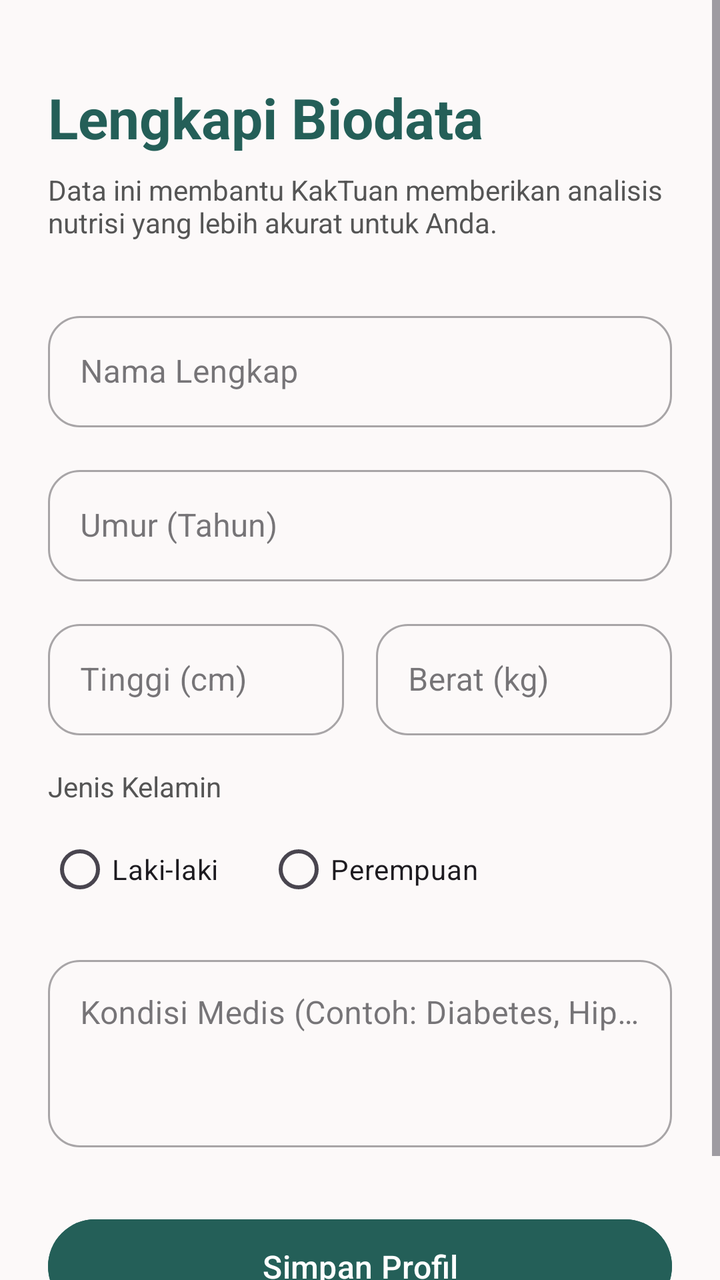
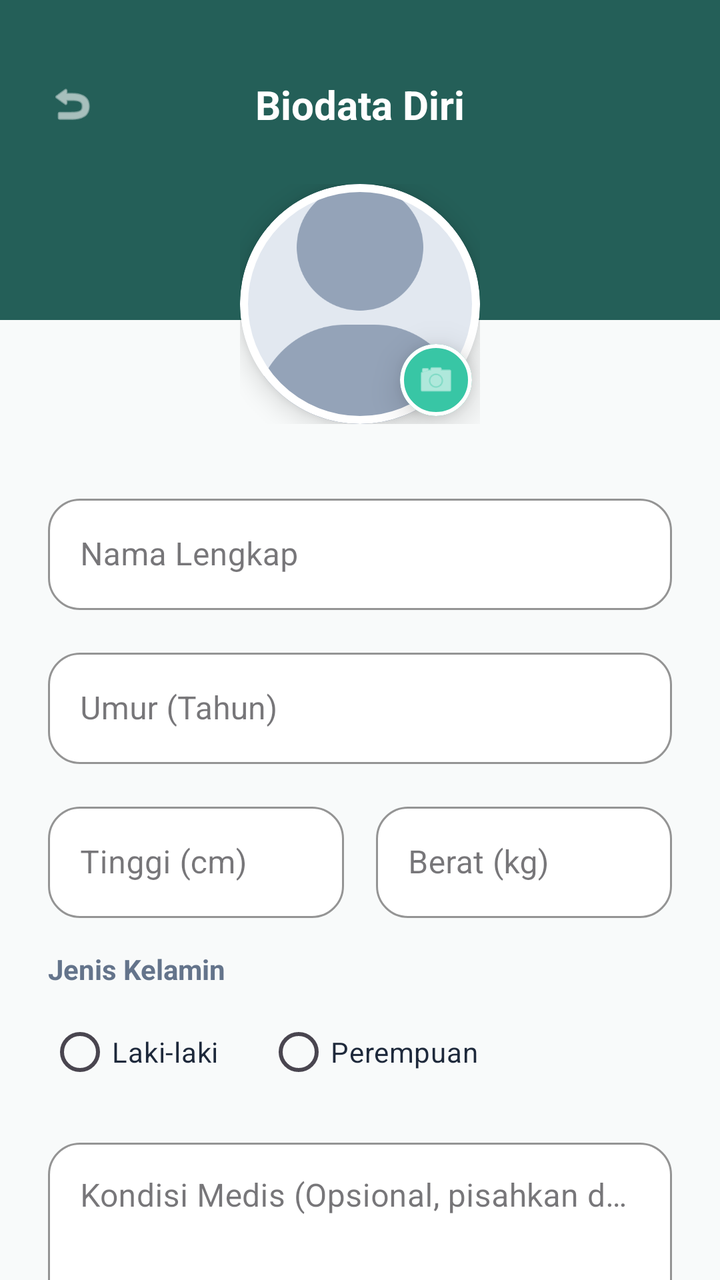

Before-and-after screenshots of an Android layout around one commit, followed by the original layout XML and the change that was made.
<!-- AndroidManifest.xml: application theme Theme.kaktuan -->
<!-- res/layout/activity_biodata.xml -->
<?xml version="1.0" encoding="utf-8"?>
<androidx.constraintlayout.widget.ConstraintLayout
    xmlns:android="http://schemas.android.com/apk/res/android"
    xmlns:app="http://schemas.android.com/apk/res-auto"
    xmlns:tools="http://schemas.android.com/tools"
    android:id="@+id/main"
    android:layout_width="match_parent"
    android:layout_height="match_parent"
    android:background="#FCF9F9"
    tools:context=".ui.profile.ProfileSetupActivity">

    <ScrollView
        android:layout_width="match_parent"
        android:layout_height="match_parent"
        android:fillViewport="true"
        app:layout_constraintBottom_toBottomOf="parent"
        app:layout_constraintEnd_toEndOf="parent"
        app:layout_constraintStart_toStartOf="parent"
        app:layout_constraintTop_toTopOf="parent">

        <LinearLayout
            android:layout_width="match_parent"
            android:layout_height="wrap_content"
            android:orientation="vertical"
            android:padding="24dp">

            <TextView
                android:layout_width="match_parent"
                android:layout_height="wrap_content"
                android:layout_marginTop="16dp"
                android:text="Lengkapi Biodata"
                android:textColor="#245F58"
                android:textSize="28sp"
                android:textStyle="bold" />

            <TextView
                android:layout_width="match_parent"
                android:layout_height="wrap_content"
                android:layout_marginTop="8dp"
                android:layout_marginBottom="32dp"
                android:text="Data ini membantu KakTuan memberikan analisis nutrisi yang lebih akurat untuk Anda."
                android:textColor="#555555"
                android:textSize="14sp" />

            <com.google.android.material.textfield.TextInputLayout
                style="@style/Widget.MaterialComponents.TextInputLayout.OutlinedBox"
                android:layout_width="match_parent"
                android:layout_height="wrap_content"
                android:layout_marginBottom="16dp"
                app:boxCornerRadiusBottomEnd="16dp"
                app:boxCornerRadiusBottomStart="16dp"
                app:boxCornerRadiusTopEnd="16dp"
                app:boxCornerRadiusTopStart="16dp">

                <com.google.android.material.textfield.TextInputEditText
                    android:id="@+id/etNama"
                    android:layout_width="match_parent"
                    android:layout_height="wrap_content"
                    android:hint="Nama Lengkap"
                    android:inputType="textPersonName" />
            </com.google.android.material.textfield.TextInputLayout>

            <com.google.android.material.textfield.TextInputLayout
                style="@style/Widget.MaterialComponents.TextInputLayout.OutlinedBox"
                android:layout_width="match_parent"
                android:layout_height="wrap_content"
                android:layout_marginBottom="16dp"
                app:boxCornerRadiusBottomEnd="16dp"
                app:boxCornerRadiusBottomStart="16dp"
                app:boxCornerRadiusTopEnd="16dp"
                app:boxCornerRadiusTopStart="16dp">

                <com.google.android.material.textfield.TextInputEditText
                    android:id="@+id/etUmur"
                    android:layout_width="match_parent"
                    android:layout_height="wrap_content"
                    android:hint="Umur (Tahun)"
                    android:inputType="number" />
            </com.google.android.material.textfield.TextInputLayout>

            <LinearLayout
                android:layout_width="match_parent"
                android:layout_height="wrap_content"
                android:layout_marginBottom="16dp"
                android:baselineAligned="false"
                android:orientation="horizontal">

                <com.google.android.material.textfield.TextInputLayout
                    style="@style/Widget.MaterialComponents.TextInputLayout.OutlinedBox"
                    android:layout_width="0dp"
                    android:layout_height="wrap_content"
                    android:layout_marginEnd="8dp"
                    android:layout_weight="1"
                    app:boxCornerRadiusBottomEnd="16dp"
                    app:boxCornerRadiusBottomStart="16dp"
                    app:boxCornerRadiusTopEnd="16dp"
                    app:boxCornerRadiusTopStart="16dp">

                    <com.google.android.material.textfield.TextInputEditText
                        android:id="@+id/etTinggi"
                        android:layout_width="match_parent"
                        android:layout_height="wrap_content"
                        android:hint="Tinggi (cm)"
                        android:inputType="numberDecimal" />
                </com.google.android.material.textfield.TextInputLayout>

                <com.google.android.material.textfield.TextInputLayout
                    style="@style/Widget.MaterialComponents.TextInputLayout.OutlinedBox"
                    android:layout_width="0dp"
                    android:layout_height="wrap_content"
                    android:layout_marginStart="8dp"
                    android:layout_weight="1"
                    app:boxCornerRadiusBottomEnd="16dp"
                    app:boxCornerRadiusBottomStart="16dp"
                    app:boxCornerRadiusTopEnd="16dp"
                    app:boxCornerRadiusTopStart="16dp">

                    <com.google.android.material.textfield.TextInputEditText
                        android:id="@+id/etBerat"
                        android:layout_width="match_parent"
                        android:layout_height="wrap_content"
                        android:hint="Berat (kg)"
                        android:inputType="numberDecimal" />
                </com.google.android.material.textfield.TextInputLayout>
            </LinearLayout>

            <TextView
                android:layout_width="wrap_content"
                android:layout_height="wrap_content"
                android:layout_marginBottom="8dp"
                android:text="Jenis Kelamin"
                android:textColor="#555555"
                android:textSize="14sp" />

            <RadioGroup
                android:id="@+id/rgJenisKelamin"
                android:layout_width="match_parent"
                android:layout_height="wrap_content"
                android:layout_marginBottom="16dp"
                android:orientation="horizontal">

                <RadioButton
                    android:id="@+id/rbLakiLaki"
                    android:layout_width="wrap_content"
                    android:layout_height="wrap_content"
                    android:layout_marginEnd="24dp"
                    android:buttonTint="#245F58"
                    android:text="Laki-laki" />

                <RadioButton
                    android:id="@+id/rbPerempuan"
                    android:layout_width="wrap_content"
                    android:layout_height="wrap_content"
                    android:buttonTint="#245F58"
                    android:text="Perempuan" />
            </RadioGroup>

            <com.google.android.material.textfield.TextInputLayout
                style="@style/Widget.MaterialComponents.TextInputLayout.OutlinedBox"
                android:layout_width="match_parent"
                android:layout_height="wrap_content"
                android:layout_marginBottom="32dp"
                app:boxCornerRadiusBottomEnd="16dp"
                app:boxCornerRadiusBottomStart="16dp"
                app:boxCornerRadiusTopEnd="16dp"
                app:boxCornerRadiusTopStart="16dp">

                <com.google.android.material.textfield.TextInputEditText
                    android:id="@+id/etPenyakit"
                    android:layout_width="match_parent"
                    android:layout_height="wrap_content"
                    android:gravity="top|start"
                    android:hint="Kondisi Medis (Contoh: Diabetes, Hipertensi)"
                    android:inputType="textMultiLine"
                    android:lines="3"
                    android:minLines="3" />
            </com.google.android.material.textfield.TextInputLayout>

            <com.google.android.material.button.MaterialButton
                android:id="@+id/btnSimpan"
                android:layout_width="match_parent"
                android:layout_height="55dp"
                android:layout_marginBottom="24dp"
                android:backgroundTint="#245F58"
                android:text="Simpan Profil"
                android:textAllCaps="false"
                android:textSize="16sp"
                app:cornerRadius="24dp" />

        </LinearLayout>
    </ScrollView>
</androidx.constraintlayout.widget.ConstraintLayout>
<!-- resources referenced by this layout -->
<resources>
  <style name="Theme.kaktuan" parent="Base.Theme.kaktuan" />
  <style name="Base.Theme.kaktuan" parent="Theme.Material3.DayNight.NoActionBar">
  
          <item name="colorPrimary">#1D5A5A</item>
          <item name="colorSecondary">#1D5A5A</item>
          <item name="colorTertiary">#1D5A5A</item>
  
          <item name="android:statusBarColor">#1D5A5A</item>
  
      </style>
</resources>

<!-- the commit's change to res/layout/activity_biodata.xml (unified diff, before → after) -->
@@ -3,44 +3,104 @@
     xmlns:android="http://schemas.android.com/apk/res/android"
     xmlns:app="http://schemas.android.com/apk/res-auto"
     xmlns:tools="http://schemas.android.com/tools"
-    android:id="@+id/main"
     android:layout_width="match_parent"
     android:layout_height="match_parent"
-    android:background="#FCF9F9"
-    tools:context=".ui.profile.ProfileSetupActivity">
-
-    <ScrollView
+    android:background="#F8FAFA"> <View
+    android:id="@+id/headerBg"
+    android:layout_width="match_parent"
+    android:layout_height="160dp"
+    android:background="#245F58"
+    app:layout_constraintTop_toTopOf="parent" />
+
+    <ImageView
+        android:id="@+id/btnBack"
+        android:layout_width="40dp"
+        android:layout_height="40dp"
+        android:layout_marginStart="16dp"
+        android:layout_marginTop="32dp"
+        android:background="?attr/selectableItemBackgroundBorderless"
+        android:padding="8dp"
+        android:src="@android:drawable/ic_menu_revert"
+        app:tint="#FFFFFF"
+        app:layout_constraintStart_toStartOf="parent"
+        app:layout_constraintTop_toTopOf="parent" />
+
+    <TextView
+        android:layout_width="wrap_content"
+        android:layout_height="wrap_content"
+        android:text="Biodata Diri"
+        android:textColor="#FFFFFF"
+        android:textSize="20sp"
+        android:textStyle="bold"
+        app:layout_constraintBottom_toBottomOf="@id/btnBack"
+        app:layout_constraintEnd_toEndOf="parent"
+        app:layout_constraintStart_toStartOf="parent"
+        app:layout_constraintTop_toTopOf="@id/btnBack" />
+
+    <androidx.core.widget.NestedScrollView
         android:layout_width="match_parent"
-        android:layout_height="match_parent"
+        android:layout_height="0dp"
         android:fillViewport="true"
+        android:clipToPadding="false"
+        app:layout_constraintTop_toBottomOf="@id/btnBack"
         app:layout_constraintBottom_toBottomOf="parent"
         app:layout_constraintEnd_toEndOf="parent"
-        app:layout_constraintStart_toStartOf="parent"
-        app:layout_constraintTop_toTopOf="parent">
+        app:layout_constraintStart_toStartOf="parent">
 
         <LinearLayout
             android:layout_width="match_parent"
             android:layout_height="wrap_content"
             android:orientation="vertical"
-            android:padding="24dp">
-
-            <TextView
-                android:layout_width="match_parent"
-                android:layout_height="wrap_content"
-                android:layout_marginTop="16dp"
-                android:text="Lengkapi Biodata"
-                android:textColor="#245F58"
-                android:textSize="28sp"
-                android:textStyle="bold" />
-
-            <TextView
-                android:layout_width="match_parent"
-                android:layout_height="wrap_content"
-                android:layout_marginTop="8dp"
-                android:layout_marginBottom="32dp"
-                android:text="Data ini membantu KakTuan memberikan analisis nutrisi yang lebih akurat untuk Anda."
-                android:textColor="#555555"
-                android:textSize="14sp" />
+            android:paddingHorizontal="24dp"
+            android:gravity="center_horizontal">
+
+            <FrameLayout
+                android:layout_width="wrap_content"
+                android:layout_height="wrap_content"
+                android:layout_marginTop="20dp"
+                android:layout_marginBottom="32dp">
+
+                <com.google.android.material.card.MaterialCardView
+                    android:id="@+id/cardProfileImage"
+                    android:layout_width="120dp"
+                    android:layout_height="120dp"
+                    app:cardCornerRadius="60dp"
+                    app:cardElevation="8dp"
+                    app:strokeWidth="4dp"
+                    app:strokeColor="#FFFFFF"
+                    app:cardBackgroundColor="#E2E8F0">
+
+                    <ImageView
+                        android:id="@+id/ivProfileSetup"
+                        android:layout_width="match_parent"
+                        android:layout_height="match_parent"
+                        android:scaleType="centerCrop"
+                        android:src="@drawable/user"
+                        app:tint="#94A3B8" />
+                </com.google.android.material.card.MaterialCardView>
+
+                <com.google.android.material.card.MaterialCardView
+                    android:id="@+id/btnChangePhoto"
+                    android:layout_width="36dp"
+                    android:layout_height="36dp"
+                    android:layout_gravity="bottom|end"
+                    android:layout_marginEnd="4dp"
+                    android:layout_marginBottom="4dp"
+                    app:cardCornerRadius="18dp"
+                    app:cardBackgroundColor="#38C6A5"
+                    app:strokeWidth="2dp"
+                    app:strokeColor="#FFFFFF"
+                    app:cardElevation="10dp"
+                    android:clickable="true"
+                    android:focusable="true">
+                    <ImageView
+                        android:layout_width="20dp"
+                        android:layout_height="20dp"
+                        android:layout_gravity="center"
+                        android:src="@android:drawable/ic_menu_camera"
+                        app:tint="#FFFFFF"/>
+                </com.google.android.material.card.MaterialCardView>
+            </FrameLayout>
 
             <com.google.android.material.textfield.TextInputLayout
                 style="@style/Widget.MaterialComponents.TextInputLayout.OutlinedBox"
@@ -50,13 +110,16 @@
                 app:boxCornerRadiusBottomEnd="16dp"
                 app:boxCornerRadiusBottomStart="16dp"
                 app:boxCornerRadiusTopEnd="16dp"
-                app:boxCornerRadiusTopStart="16dp">
+                app:boxCornerRadiusTopStart="16dp"
+                app:boxStrokeColor="#38C6A5"
+                app:boxBackgroundColor="#FFFFFF">
 
                 <com.google.android.material.textfield.TextInputEditText
                     android:id="@+id/etNama"
                     android:layout_width="match_parent"
                     android:layout_height="wrap_content"
                     android:hint="Nama Lengkap"
+                    android:textColor="#1E293B"
                     android:inputType="textPersonName" />
             </com.google.android.material.textfield.TextInputLayout>
 
@@ -68,13 +131,16 @@
                 app:boxCornerRadiusBottomEnd="16dp"
                 app:boxCornerRadiusBottomStart="16dp"
                 app:boxCornerRadiusTopEnd="16dp"
-                app:boxCornerRadiusTopStart="16dp">
+                app:boxCornerRadiusTopStart="16dp"
+                app:boxStrokeColor="#38C6A5"
+                app:boxBackgroundColor="#FFFFFF">
 
                 <com.google.android.material.textfield.TextInputEditText
                     android:id="@+id/etUmur"
                     android:layout_width="match_parent"
                     android:layout_height="wrap_content"
                     android:hint="Umur (Tahun)"
+                    android:textColor="#1E293B"
                     android:inputType="number" />
             </com.google.android.material.textfield.TextInputLayout>
 
@@ -94,13 +160,16 @@
                     app:boxCornerRadiusBottomEnd="16dp"
                     app:boxCornerRadiusBottomStart="16dp"
                     app:boxCornerRadiusTopEnd="16dp"
-                    app:boxCornerRadiusTopStart="16dp">
+                    app:boxCornerRadiusTopStart="16dp"
+                    app:boxStrokeColor="#38C6A5"
+                    app:boxBackgroundColor="#FFFFFF">
 
                     <com.google.android.material.textfield.TextInputEditText
                         android:id="@+id/etTinggi"
                         android:layout_width="match_parent"
                         android:layout_height="wrap_content"
                         android:hint="Tinggi (cm)"
+                        android:textColor="#1E293B"
                         android:inputType="numberDecimal" />
                 </com.google.android.material.textfield.TextInputLayout>
 
@@ -113,24 +182,28 @@
                     app:boxCornerRadiusBottomEnd="16dp"
                     app:boxCornerRadiusBottomStart="16dp"
                     app:boxCornerRadiusTopEnd="16dp"
-                    app:boxCornerRadiusTopStart="16dp">
+                    app:boxCornerRadiusTopStart="16dp"
+                    app:boxStrokeColor="#38C6A5"
+                    app:boxBackgroundColor="#FFFFFF">
 
                     <com.google.android.material.textfield.TextInputEditText
                         android:id="@+id/etBerat"
                         android:layout_width="match_parent"
                         android:layout_height="wrap_content"
                         android:hint="Berat (kg)"
+                        android:textColor="#1E293B"
                         android:inputType="numberDecimal" />
                 </com.google.android.material.textfield.TextInputLayout>
             </LinearLayout>
 
             <TextView
-                android:layout_width="wrap_content"
+                android:layout_width="match_parent"
                 android:layout_height="wrap_content"
                 android:layout_marginBottom="8dp"
                 android:text="Jenis Kelamin"
-                android:textColor="#555555"
-                android:textSize="14sp" />
+                android:textColor="#64748B"
+                android:textSize="14sp"
+                android:textStyle="bold" />
 
             <RadioGroup
                 android:id="@+id/rgJenisKelamin"
@@ -144,14 +217,16 @@
                     android:layout_width="wrap_content"
                     android:layout_height="wrap_content"
                     android:layout_marginEnd="24dp"
-                    android:buttonTint="#245F58"
+                    android:buttonTint="#38C6A5"
+                    android:textColor="#1E293B"
                     android:text="Laki-laki" />
 
                 <RadioButton
                     android:id="@+id/rbPerempuan"
                     android:layout_width="wrap_content"
                     android:layout_height="wrap_content"
-                    android:buttonTint="#245F58"
+                    android:buttonTint="#38C6A5"
+                    android:textColor="#1E293B"
                     android:text="Perempuan" />
             </RadioGroup>
 
@@ -163,14 +238,17 @@
                 app:boxCornerRadiusBottomEnd="16dp"
                 app:boxCornerRadiusBottomStart="16dp"
                 app:boxCornerRadiusTopEnd="16dp"
-                app:boxCornerRadiusTopStart="16dp">
+                app:boxCornerRadiusTopStart="16dp"
+                app:boxStrokeColor="#38C6A5"
+                app:boxBackgroundColor="#FFFFFF">
 
                 <com.google.android.material.textfield.TextInputEditText
                     android:id="@+id/etPenyakit"
                     android:layout_width="match_parent"
                     android:layout_height="wrap_content"
                     android:gravity="top|start"
-                    android:hint="Kondisi Medis (Contoh: Diabetes, Hipertensi)"
+                    android:hint="Kondisi Medis (Opsional, pisahkan dengan koma)"
+                    android:textColor="#1E293B"
                     android:inputType="textMultiLine"
                     android:lines="3"
                     android:minLines="3" />
@@ -179,14 +257,16 @@
             <com.google.android.material.button.MaterialButton
                 android:id="@+id/btnSimpan"
                 android:layout_width="match_parent"
-                android:layout_height="55dp"
-                android:layout_marginBottom="24dp"
-                android:backgroundTint="#245F58"
+                android:layout_height="56dp"
+                android:layout_marginBottom="40dp"
+                android:backgroundTint="#38C6A5"
                 android:text="Simpan Profil"
                 android:textAllCaps="false"
                 android:textSize="16sp"
-                app:cornerRadius="24dp" />
+                android:textStyle="bold"
+                app:cornerRadius="16dp"
+                app:elevation="4dp" />
 
         </LinearLayout>
-    </ScrollView>
+    </androidx.core.widget.NestedScrollView>
 </androidx.constraintlayout.widget.ConstraintLayout>
<!-- resource entries referenced after the edit -->
@@ -1,5 +1,6 @@
 <!-- resources referenced by this layout -->
 <resources>
+  <!-- drawable user: png bitmap (drawable, 9600 bytes) -->
   <style name="Theme.kaktuan" parent="Base.Theme.kaktuan" />
   <style name="Base.Theme.kaktuan" parent="Theme.Material3.DayNight.NoActionBar">
   
